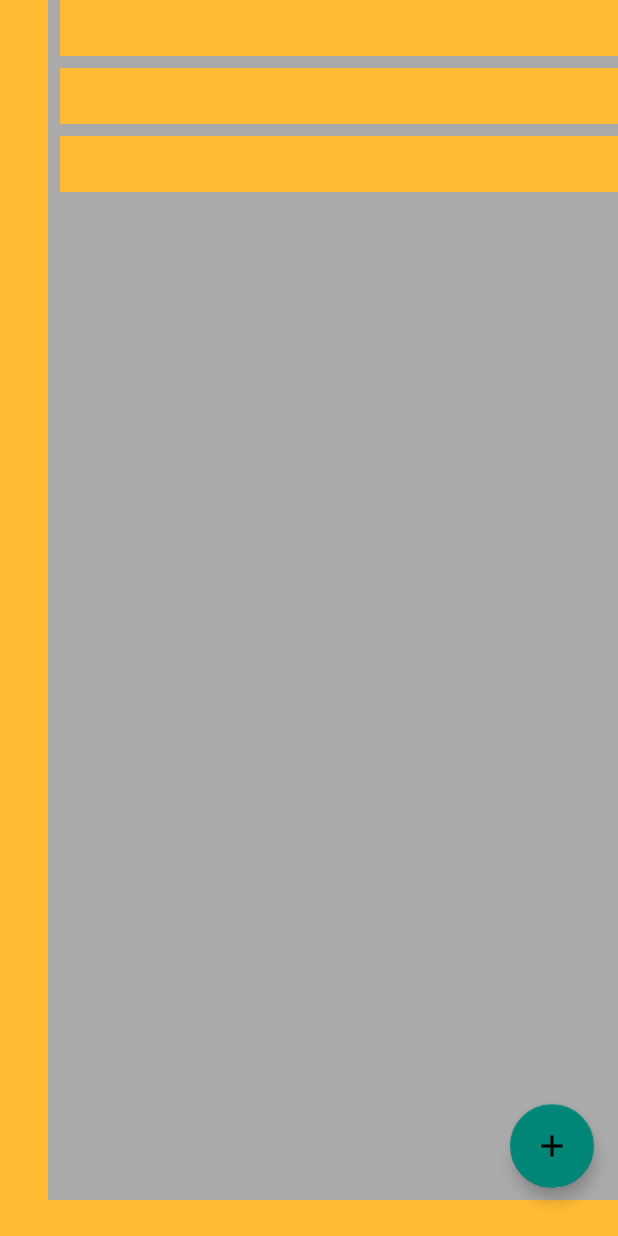
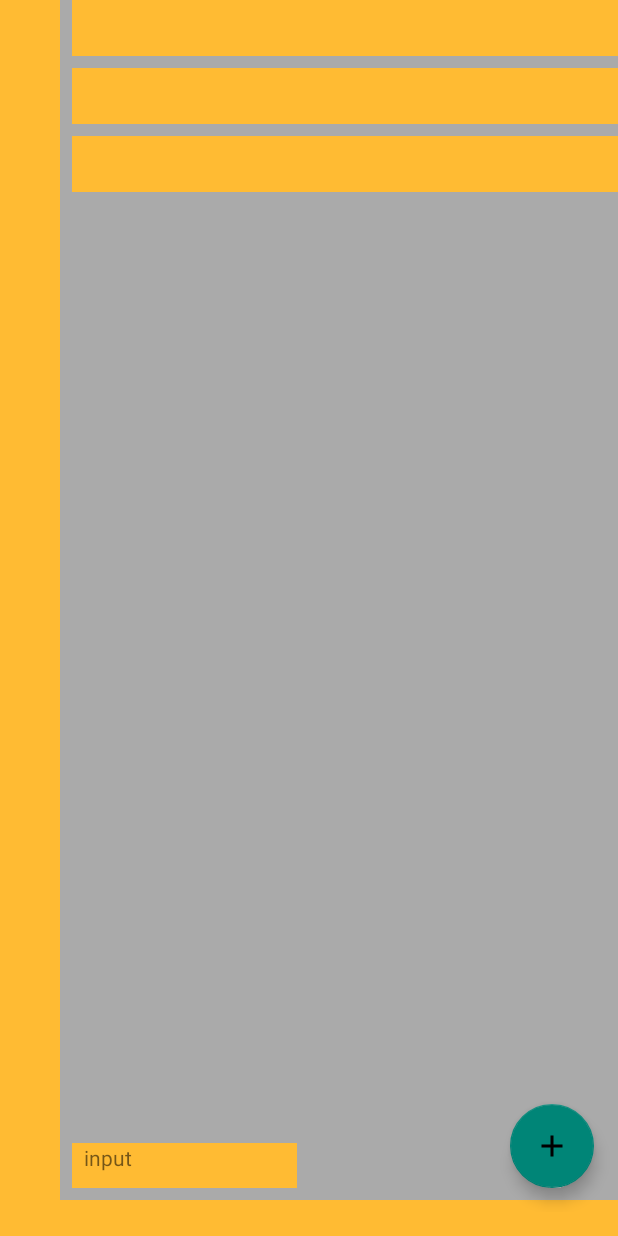
Before and after one commit to tomo105/QuotesApp, an Android app: the layout activity_main.xml on its own in the app's theme, with its tools: preview values and no code run, on a phone screen of 412 x 824 dp. Run offline under Robolectric (Android 15) with nearby library versions, the phone set to English and light mode, and no system bars.

Commit message:
add textView showing db size

```diff
--- a/app/src/main/java/com/example/quotesapp/ui/quotes/MainActivity.kt
+++ b/app/src/main/java/com/example/quotesapp/ui/quotes/MainActivity.kt
@@ -14,6 +14,7 @@ import androidx.recyclerview.widget.RecyclerView
 import com.example.quotesapp.R
 import com.example.quotesapp.db.QuoteDb
 import com.google.android.material.floatingactionbutton.FloatingActionButton
+import kotlinx.android.synthetic.main.activity_main.*
 
 class MainActivity : AppCompatActivity() {
     private lateinit var quoteDbViewModel: QuotesDbViewModel
@@ -35,9 +36,10 @@ class MainActivity : AppCompatActivity() {
         quoteDbViewModel.allQuotes.observe(this, Observer { quotes ->
             //update the coached copy of the quotes in the adapter
             quotes?.let { adapter.setQuotes(it) }
+
         })
         quoteDbViewModel.capacityAuthors.observe(this, Observer { size ->
-            size?.let { adapter.setSize() }
+            textNumber.text = size.toString()
         })
 
         //gdy dodoaje nowy wpis
--- a/app/src/main/res/layout/activity_main.xml
+++ b/app/src/main/res/layout/activity_main.xml
@@ -20,11 +20,21 @@
         android:id="@+id/recyclerview"
         android:layout_width="match_parent"
         android:layout_height="match_parent"
+        android:layout_marginLeft="8dp"
         android:background="@android:color/darker_gray"
         app:layout_constraintLeft_toLeftOf="parent"
         app:layout_constraintTop_toBottomOf="@+id/textteam"
         tools:listitem="@layout/recyclerview_item" />
-
+<TextView
+    android:id="@+id/textNumber"
+    android:layout_width="150dp"
+    android:layout_height="30dp"
+    android:layout_margin="16dp"
+    android:text="input"
+    android:src="@drawable/ic_add_black_24dp"
+    app:layout_constraintLeft_toLeftOf="parent"
+    app:layout_constraintBottom_toBottomOf="parent"
+    />
     <com.google.android.material.floatingactionbutton.FloatingActionButton
         android:id="@+id/fab"
         android:layout_width="wrap_content"
```
